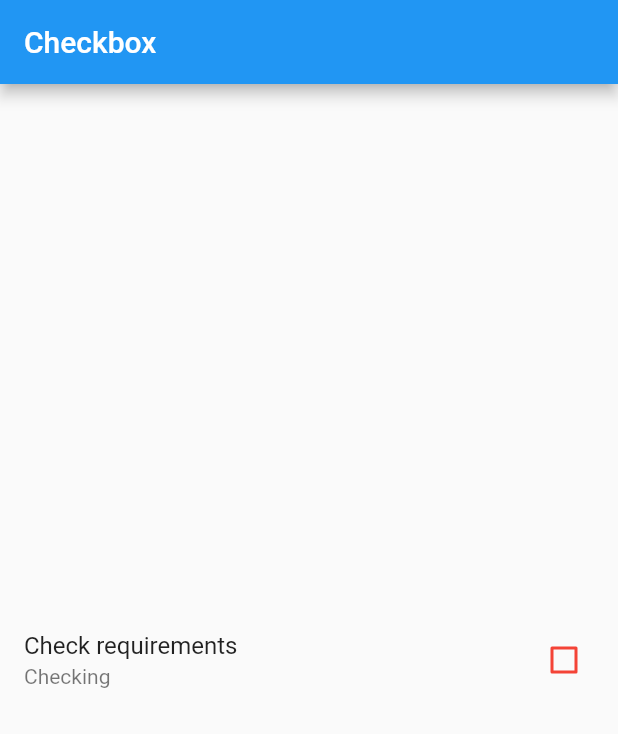
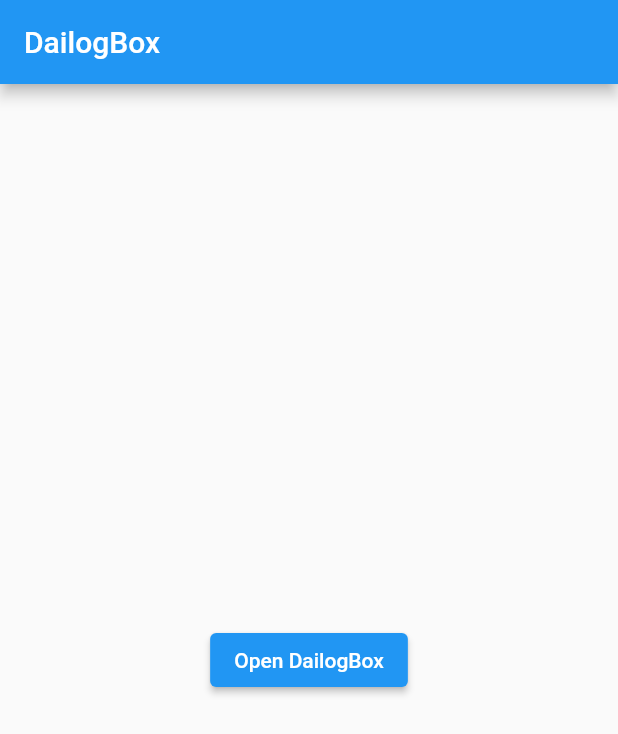
Before and after one commit to IsmailParacha/Fetch-Data-from-JSON-API, a Flutter app: the screen it shows after launch, on a phone screen of 412 x 824 dp. Shown: the top 734 px of the screen. Run offline on Flutter 3.47's test engine with Material 2 defaults, Android fonts, the phone set to English and light mode, and no system bars; our stand-ins replace animated_splash_screen, get; accounts and stored records are empty.

Commit message:
DailogBox

```diff
--- /dev/null
+++ b/lib/DailogBox/DailogBox.dart
@@ -0,0 +1,43 @@
+import 'package:flutter/material.dart';
+
+class DailogBoxExample extends StatefulWidget {
+  const DailogBoxExample({super.key});
+
+  @override
+  State<DailogBoxExample> createState() => _DailogBoxExampleState();
+}
+
+class _DailogBoxExampleState extends State<DailogBoxExample> {
+  @override
+  Widget build(BuildContext context) {
+    return Scaffold(
+      appBar: AppBar(
+        title: Text("DailogBox"),
+      ),
+      body: Center(
+        child: ElevatedButton(
+            onPressed: () {
+              showDialog(
+                  context: context,
+                  builder: (context) => AlertDialog(
+                        title: Text("Warning"),
+                        content: Text("Warning description"),
+                        actions: [
+                          TextButton(
+                              onPressed: () {
+                                Navigator.pop(context);
+                              },
+                              child: Text("OK")),
+                          TextButton(
+                              onPressed: () {
+                                Navigator.pop(context);
+                              },
+                              child: Text("Cancel"))
+                        ],
+                      ));
+            },
+            child: Text("Open DailogBox")),
+      ),
+    );
+  }
+}
--- a/lib/main.dart
+++ b/lib/main.dart
@@ -2,6 +2,7 @@ import 'package:animated_splash_screen/animated_splash_screen.dart';
 import 'package:flutter/material.dart';
 import 'package:get/get.dart';
 import 'package:ms_global/CheckBox/CheckBox.dart';
+import 'package:ms_global/DailogBox/DailogBox.dart';
 import 'package:ms_global/ExpansionTile/Expansiontile.dart';
 import 'package:ms_global/Get%20State/Routes/mainPage.dart';
 import 'package:ms_global/Grid%20view/grid.dart';
@@ -30,7 +31,7 @@ class _MyAppState extends State<MyApp> {
       scaffoldMessengerKey: messengerKey,
       navigatorKey: navigatorKey,
       debugShowCheckedModeBanner: false,
-      home: CheckBoxEample(),
+      home: DailogBoxExample(),
       // home: Scaffold(
       //   // body: Property(),
       //   body: Center(
```
